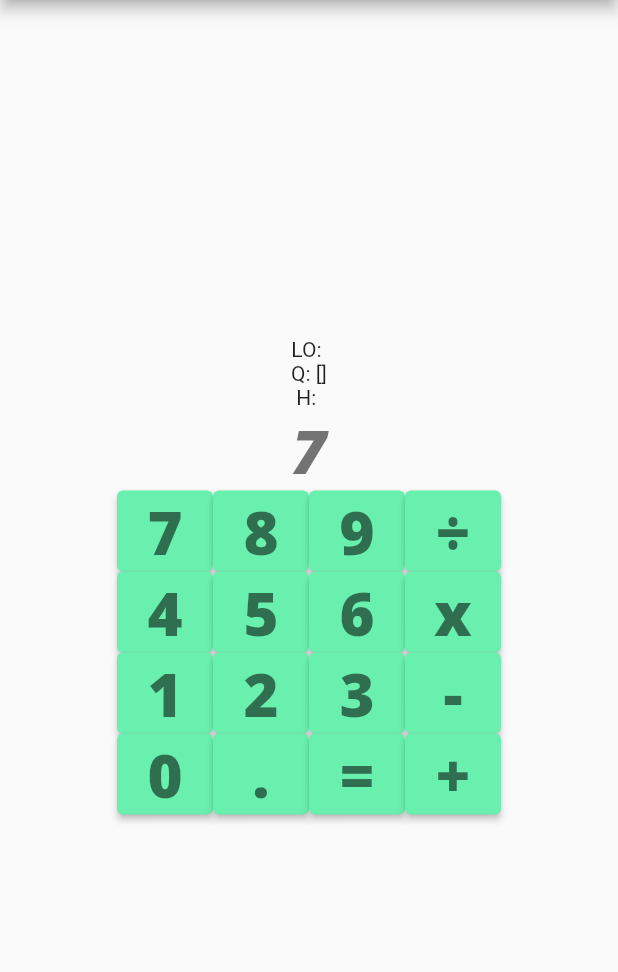
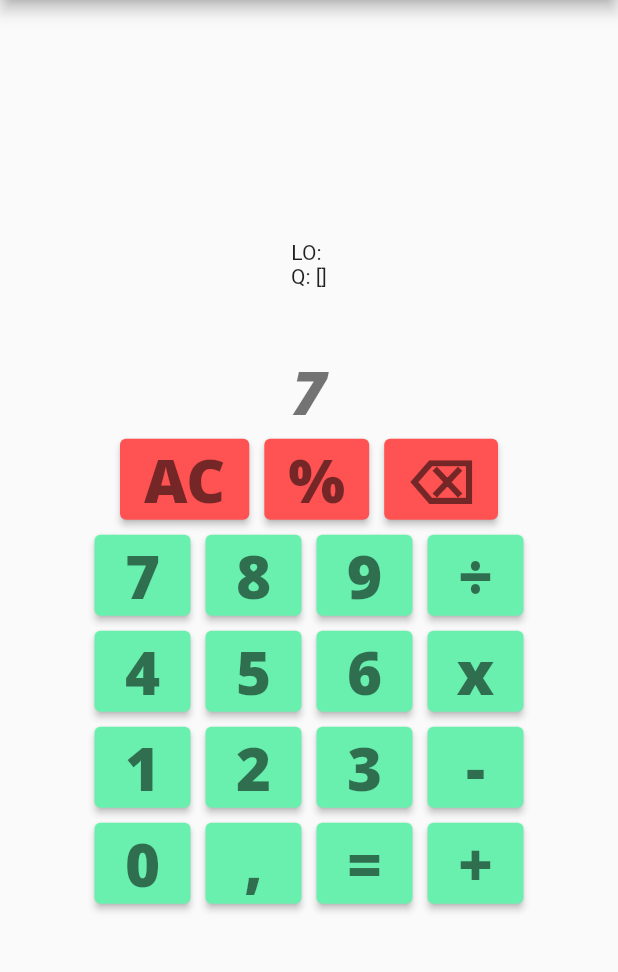
Before and after one commit to Duclearc/calculator-app, a Flutter app: the screen it shows after launch, after a tap on an icon or button, on a phone screen of 412 x 824 dp, the part 84-1056 px from its top. Run offline on Flutter 3.47's test engine with Material 2 defaults, Android fonts, the phone set to English and light mode, and no system bars; Roboto replaces fonts that are missing (Open Sans).

Commit message:
refactored buttons, rows and symbols

```diff
--- /dev/null
+++ b/lib/components/ButtonRow.dart
@@ -0,0 +1,29 @@
+import 'package:flutter/widgets.dart';
+
+import 'NumberButton.dart';
+
+class ButtonRow extends StatelessWidget {
+  final List symbolsRow;
+  final Function(String) callback;
+  final Color Function(String) accentedOperatorColor;
+
+  const ButtonRow(
+      {Key? key,
+      required this.symbolsRow,
+      required this.callback,
+      required this.accentedOperatorColor})
+      : super(key: key);
+
+  @override
+  Widget build(BuildContext context) {
+    return Row(
+      mainAxisAlignment: MainAxisAlignment.center,
+      children: symbolsRow
+          .map((char) => NumberButton(
+              char: char,
+              callback: callback,
+              accentedOperatorColor: accentedOperatorColor))
+          .toList(),
+    );
+  }
+}
--- a/lib/components/CalculatorLayout.dart
+++ b/lib/components/CalculatorLayout.dart
@@ -1,7 +1,10 @@
+import 'package:calculator_app/components/ButtonRow.dart';
+import 'package:calculator_app/components/Display.dart';
 import 'package:calculator_app/styles.dart';
+import 'package:calculator_app/symbols.dart';
 import 'package:flutter/material.dart';
 
-import 'number-button.dart';
+import 'NumberButton.dart';
 
 class CalculatorLayout extends StatefulWidget {
   const CalculatorLayout({
@@ -13,10 +16,12 @@ class CalculatorLayout extends StatefulWidget {
 }
 
 class _CalculatorLayoutState extends State<CalculatorLayout> {
-  final List numbersRow1 = ['7', '8', '9', '÷'];
-  final List numbersRow2 = ['4', '5', '6', 'x'];
-  final List numbersRow3 = ['1', '2', '3', '-'];
-  final List numbersRow4 = ['0', '.', '=', '+'];
+  final List numbersRow0 = [delete, percentage, reset];
+  final List numbersRow1 = ['7', '8', '9', division];
+  final List numbersRow2 = ['4', '5', '6', multiplication];
+  final List numbersRow3 = ['1', '2', '3', subtraction];
+  final List numbersRow4 = ['0', comma, equals, addition];
+
   final isNumber = RegExp(r'^\d+\.?\d*$', dotAll: true);
 
   String lastPressedOperator = '';
@@ -25,7 +30,10 @@ class _CalculatorLayoutState extends State<CalculatorLayout> {
   List queue = [];
 
   Color accentedOperatorColor(String char) {
-    if (RegExp(r'[+\-÷x=]').hasMatch(char) && char == lastPressedOperator) {
+    if (numbersRow0.contains(char)) {
+      return Theme.of(context).colorScheme.errorContainer;
+    }
+    if (operators.contains(char) && char == lastPressedOperator) {
       //  set this color to accented
       return Theme.of(context).colorScheme.secondary;
     }
@@ -33,32 +41,46 @@ class _CalculatorLayoutState extends State<CalculatorLayout> {
     return Theme.of(context).colorScheme.primary;
   }
 
-  updateDisplay(data) {
+  updateDisplay(char) {
     setState(() {
-      if (RegExp(r'[+\-÷x=]').hasMatch(data)) {
-        lastPressedOperator = data;
+      if (numbersRow0.contains(char)) {
+        display = display.substring(0, display.length - 1);
+      }
+      if (lastPressedOperator == '=') {
+        history = '';
+        queue = [];
+      }
+      if (RegExp(r'[+\-÷x=]').hasMatch(char)) {
+        // if operator is pressed, save it as lastPressedOperator
+        lastPressedOperator = char;
         if (display.isNotEmpty) {
+          // add display contents to queue
           queue.add(num.parse(display));
+          String lastPressedNumber = queue.last.toString();
+          if (queue.isNotEmpty && lastPressedNumber == display) {
+            // start a new number
+            history += '$lastPressedNumber $lastPressedOperator ';
+            if (char != '=') {
+              display = '';
+            }
+          }
         }
-        if (data == '+') {
+        if (char == '+') {
           // add
-        } else if (data == '-') {
+        } else if (char == '-') {
           // subtract
-        } else if (data == 'x') {
+        } else if (char == 'x') {
           // multiply
-        } else if (data == '÷') {
+        } else if (char == '÷') {
           // divide
-        } else if (data == '=') {
+        } else if (char == '=') {
           // show result
         }
       }
-      if (queue.isNotEmpty && queue.last.toString() == display) {
-        // if an operator is pressed, start a new number
-        display = '';
-      }
-      if (isNumber.hasMatch(display + data)) {
+
+      if (isNumber.hasMatch(display + char)) {
         // if a number is pressed, show on main display
-        display += data;
+        display += char;
         return;
       }
       return;
@@ -67,51 +89,30 @@ class _CalculatorLayoutState extends State<CalculatorLayout> {
 
   @override
   Widget build(BuildContext context) {
+    List allRows = [
+      numbersRow0,
+      numbersRow1,
+      numbersRow2,
+      numbersRow3,
+      numbersRow4
+    ];
+    List displayContent = [
+      history,
+      display
+    ]; // main display must ALWAYS come last!
     return Column(
       children: [
         Text('LO: $lastPressedOperator'),
         Text('Q: $queue'),
-        Text('H: $history'),
-        Text(
-          display,
-          style: resultTextStyle,
-        ),
-        Row(
-          mainAxisAlignment: MainAxisAlignment.center,
-          children: numbersRow1
-              .map((char) => NumberButton(
-                  char: char,
-                  callback: updateDisplay,
-                  accentedOperatorColor: accentedOperatorColor))
-              .toList(),
-        ),
-        Row(
-          mainAxisAlignment: MainAxisAlignment.center,
-          children: numbersRow2
-              .map((char) => NumberButton(
-                  char: char,
-                  callback: updateDisplay,
-                  accentedOperatorColor: accentedOperatorColor))
-              .toList(),
-        ),
-        Row(
-          mainAxisAlignment: MainAxisAlignment.center,
-          children: numbersRow3
-              .map((char) => NumberButton(
-                  char: char,
-                  callback: updateDisplay,
-                  accentedOperatorColor: accentedOperatorColor))
-              .toList(),
-        ),
-        Row(
-          mainAxisAlignment: MainAxisAlignment.center,
-          children: numbersRow4
-              .map((char) => NumberButton(
-                  char: char,
-                  callback: updateDisplay,
-                  accentedOperatorColor: accentedOperatorColor))
-              .toList(),
-        ),
+        ...displayContent.map((e) => Display(
+              displayContent: e,
+              textStyle:
+                  e == displayContent.last ? resultTextStyle : historyTextStyle,
+            )),
+        ...allRows.map((row) => ButtonRow(
+            symbolsRow: row,
+            callback: updateDisplay,
+            accentedOperatorColor: accentedOperatorColor))
       ],
     );
   }
--- /dev/null
+++ b/lib/components/Display.dart
@@ -0,0 +1,21 @@
+import 'package:flutter/widgets.dart';
+
+class Display extends StatelessWidget {
+  final String displayContent;
+  final TextStyle textStyle;
+
+  const Display(
+      {Key? key, required this.displayContent, required this.textStyle})
+      : super(key: key);
+
+  @override
+  Widget build(BuildContext context) {
+    return Padding(
+      padding: const EdgeInsets.symmetric(horizontal: 30),
+      child: Text(
+        displayContent,
+        style: textStyle,
+      ),
+    );
+  }
+}
--- a/lib/components/number-button.dart
+++ b/lib/components/NumberButton.dart
@@ -22,10 +22,12 @@ class _NumberButtonState extends State<NumberButton> {
   @override
   Widget build(BuildContext context) {
     Color thisColor = widget.accentedOperatorColor(widget.char);
-    return ElevatedButton(
-        onPressed: onPressed,
-        style: ElevatedButton.styleFrom(backgroundColor: thisColor),
-        child: Text(widget.char, style: buttonTextStyle));
+    return Padding(
+        padding: const EdgeInsets.all(5),
+        child: ElevatedButton(
+            onPressed: onPressed,
+            style: ElevatedButton.styleFrom(backgroundColor: thisColor),
+            child: Text(widget.char, style: buttonTextStyle)));
   }
 
   void onPressed() {
--- a/lib/styles.dart
+++ b/lib/styles.dart
@@ -1,12 +1,14 @@
 import 'package:flutter/material.dart';
 
 const onPrimary = Colors.black54;
+const onPrimaryLighter = Colors.black38;
 const primary = Colors.greenAccent;
 const primaryContainer = Colors.green;
 const onSecondary = Colors.white70;
 const secondary = Colors.lightBlueAccent;
 const secondaryContainer = Colors.lightBlue;
 const error = Colors.red;
+const errorContainer = Colors.redAccent;
 const onError = Colors.white;
 const brightness = Brightness.light;
 const background = Colors.yellow;
@@ -22,6 +24,7 @@ ColorScheme calcColorScheme = const ColorScheme(
     secondary: secondary,
     secondaryContainer: secondaryContainer,
     error: error,
+    errorContainer: errorContainer,
     onError: onError,
     brightness: brightness,
     background: background,
@@ -36,6 +39,13 @@ TextStyle resultTextStyle = const TextStyle(
     fontFamily: 'Open Sans',
     fontSize: 40);
 
+TextStyle historyTextStyle = const TextStyle(
+    color: onPrimaryLighter,
+    fontWeight: FontWeight.w900,
+    fontStyle: FontStyle.italic,
+    fontFamily: 'Open Sans',
+    fontSize: 30);
+
 TextStyle buttonTextStyle = const TextStyle(
     color: onPrimary,
     fontWeight: FontWeight.w900,
--- /dev/null
+++ b/lib/symbols.dart
@@ -0,0 +1,18 @@
+List numbers = ['1', '2', '3', '4', '5', '6', '7', '8', '9', '0', comma];
+List operators = [
+  addition,
+  subtraction,
+  multiplication,
+  division,
+  equals,
+  percentage
+];
+String addition = '+';
+String comma = ',';
+String delete = 'AC';
+String division = '÷';
+String equals = '=';
+String multiplication = 'x';
+String percentage = '%';
+String reset = '⌫';
+String subtraction = '-';
```
